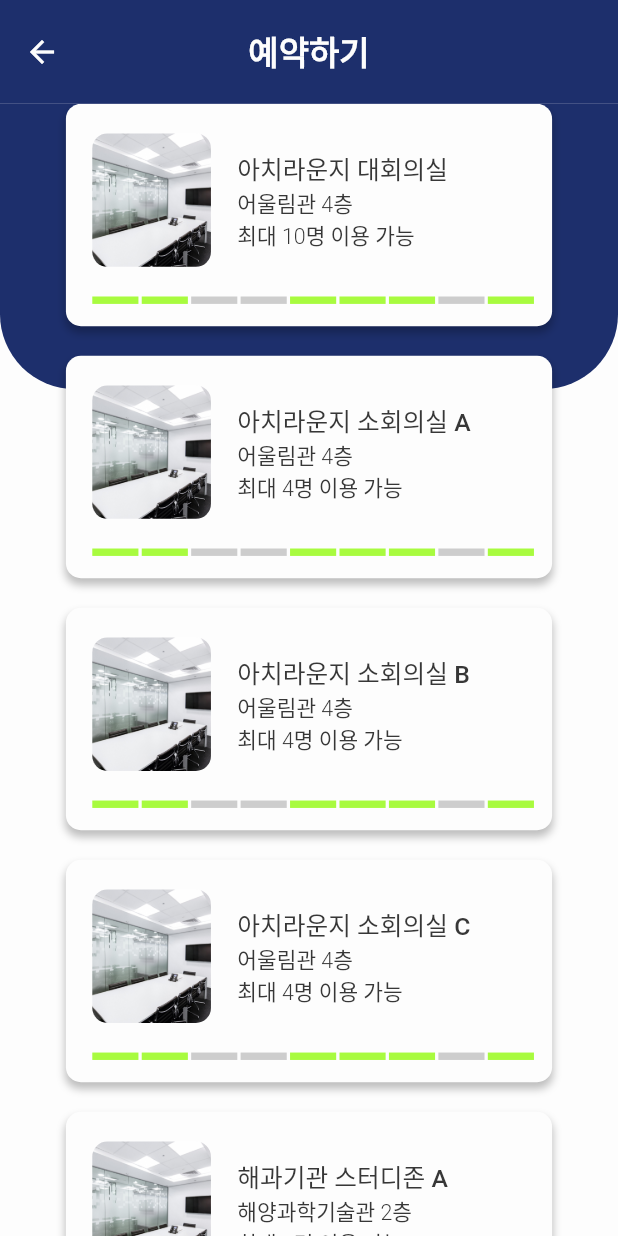
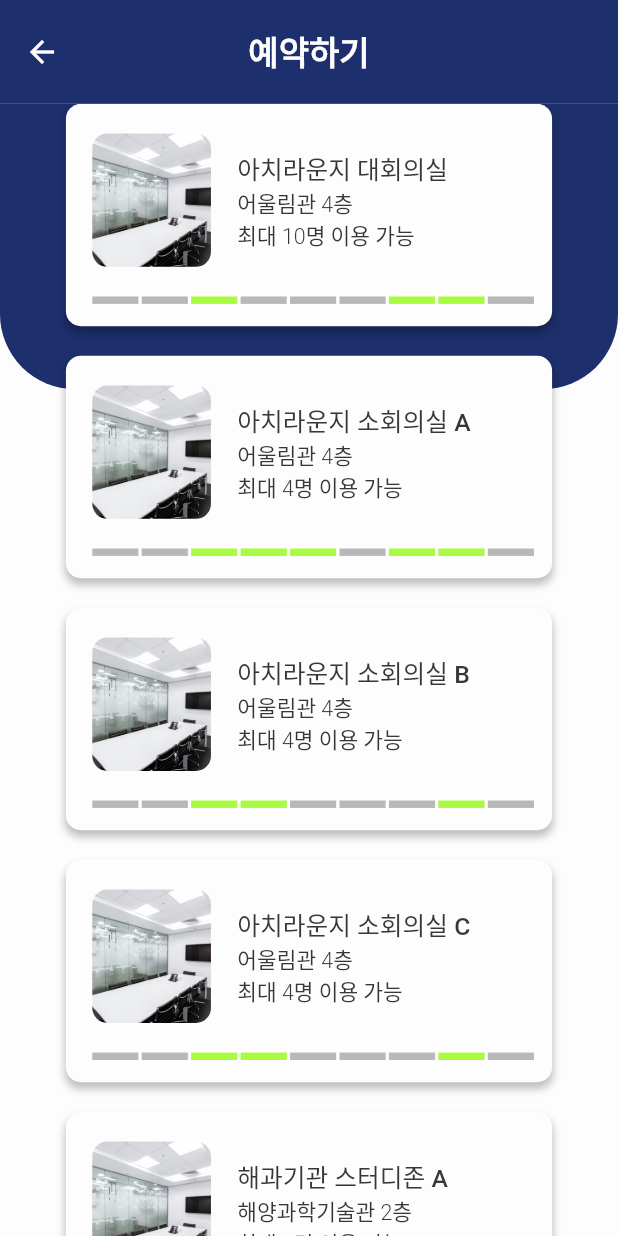
Before and after one commit to atfsong/today-my-school-final, a Flutter app: the RoomSelectPage screen opened by its route, on a phone screen of 412 x 824 dp. Run offline on Flutter 3.47's test engine with Material 2 defaults, Android fonts, the phone set to English and light mode, and no system bars; our stand-ins replace cloud_firestore, firebase_auth, firebase_core, flutter_screenutil, shared_preferences, table_calendar; accounts and stored records are empty.

Commit message:
🎨 코드 정리

```diff
--- a/lib/data/room.dart
+++ b/lib/data/room.dart
@@ -6,6 +6,7 @@ class Room {
   final int maxCapacity;
   final List? facilities;
   final String image;
+  final List<Map> isAvailable;
 
   Room({
     required this.place,
@@ -15,6 +16,7 @@ class Room {
     required this.maxCapacity,
     this.facilities,
     required this.image,
+    required this.isAvailable,
   });
 }
 
@@ -27,6 +29,17 @@ List<Room> rooms = [
     maxCapacity: 10,
     facilities: ['LED TV', 'PC', '화이트보드'],
     image: 'assets/images/sample.jpg',
+    isAvailable: [
+      {'time': '09:00-10:00', 'isReserved': true},
+      {'time': '10:00-11:00', 'isReserved': true},
+      {'time': '11:00-12:00', 'isReserved': false},
+      {'time': '12:00-13:00', 'isReserved': true},
+      {'time': '13:00-14:00', 'isReserved': true},
+      {'time': '14:00-15:00', 'isReserved': true},
+      {'time': '15:00-16:00', 'isReserved': false},
+      {'time': '16:00-17:00', 'isReserved': false},
+      {'time': '17:00-18:00', 'isReserved': true},
+    ],
   ),
   Room(
     place: '아치라운지 소회의실 A',
@@ -36,6 +49,17 @@ List<Room> rooms = [
     maxCapacity: 4,
     facilities: ['LED TV', 'PC', '화이트보드'],
     image: 'assets/images/sample.jpg',
+    isAvailable: [
+      {'time': '09:00-10:00', 'isReserved': true},
+      {'time': '10:00-11:00', 'isReserved': true},
+      {'time': '11:00-12:00', 'isReserved': false},
+      {'time': '12:00-13:00', 'isReserved': false},
+      {'time': '13:00-14:00', 'isReserved': false},
+      {'time': '14:00-15:00', 'isReserved': true},
+      {'time': '15:00-16:00', 'isReserved': false},
+      {'time': '16:00-17:00', 'isReserved': false},
+      {'time': '17:00-18:00', 'isReserved': true},
+    ],
   ),
   Room(
     place: '아치라운지 소회의실 B',
@@ -45,6 +69,17 @@ List<Room> rooms = [
     maxCapacity: 4,
     facilities: ['LED TV', 'PC', '화이트보드'],
     image: 'assets/images/sample.jpg',
+    isAvailable: [
+      {'time': '09:00-10:00', 'isReserved': true},
+      {'time': '10:00-11:00', 'isReserved': true},
+      {'time': '11:00-12:00', 'isReserved': false},
+      {'time': '12:00-13:00', 'isReserved': false},
+      {'time': '13:00-14:00', 'isReserved': true},
+      {'time': '14:00-15:00', 'isReserved': true},
+      {'time': '15:00-16:00', 'isReserved': true},
+      {'time': '16:00-17:00', 'isReserved': false},
+      {'time': '17:00-18:00', 'isReserved': true},
+    ],
   ),
   Room(
     place: '아치라운지 소회의실 C',
@@ -54,6 +89,17 @@ List<Room> rooms = [
     maxCapacity: 4,
     facilities: ['LED TV', 'PC', '화이트보드'],
     image: 'assets/images/sample.jpg',
+    isAvailable: [
+      {'time': '09:00-10:00', 'isReserved': true},
+      {'time': '10:00-11:00', 'isReserved': true},
+      {'time': '11:00-12:00', 'isReserved': false},
+      {'time': '12:00-13:00', 'isReserved': false},
+      {'time': '13:00-14:00', 'isReserved': true},
+      {'time': '14:00-15:00', 'isReserved': true},
+      {'time': '15:00-16:00', 'isReserved': true},
+      {'time': '16:00-17:00', 'isReserved': false},
+      {'time': '17:00-18:00', 'isReserved': true},
+    ],
   ),
   Room(
     place: '해과기관 스터디존 A',
@@ -62,6 +108,17 @@ List<Room> rooms = [
     maxTime: 2,
     maxCapacity: 4,
     image: 'assets/images/sample.jpg',
+    isAvailable: [
+      {'time': '09:00-10:00', 'isReserved': true},
+      {'time': '10:00-11:00', 'isReserved': true},
+      {'time': '11:00-12:00', 'isReserved': false},
+      {'time': '12:00-13:00', 'isReserved': false},
+      {'time': '13:00-14:00', 'isReserved': true},
+      {'time': '14:00-15:00', 'isReserved': true},
+      {'time': '15:00-16:00', 'isReserved': true},
+      {'time': '16:00-17:00', 'isReserved': false},
+      {'time': '17:00-18:00', 'isReserved': true},
+    ],
   ),
   Room(
     place: '해과기관 스터디존 B',
@@ -70,6 +127,17 @@ List<Room> rooms = [
     maxTime: 2,
     maxCapacity: 4,
     image: 'assets/images/sample.jpg',
+    isAvailable: [
+      {'time': '09:00-10:00', 'isReserved': true},
+      {'time': '10:00-11:00', 'isReserved': true},
+      {'time': '11:00-12:00', 'isReserved': false},
+      {'time': '12:00-13:00', 'isReserved': false},
+      {'time': '13:00-14:00', 'isReserved': true},
+      {'time': '14:00-15:00', 'isReserved': true},
+      {'time': '15:00-16:00', 'isReserved': true},
+      {'time': '16:00-17:00', 'isReserved': false},
+      {'time': '17:00-18:00', 'isReserved': true},
+    ],
   ),
   Room(
     place: '해과기관 스터디존 C',
@@ -78,6 +146,17 @@ List<Room> rooms = [
     maxTime: 2,
     maxCapacity: 4,
     image: 'assets/images/sample.jpg',
+    isAvailable: [
+      {'time': '09:00-10:00', 'isReserved': true},
+      {'time': '10:00-11:00', 'isReserved': true},
+      {'time': '11:00-12:00', 'isReserved': false},
+      {'time': '12:00-13:00', 'isReserved': false},
+      {'time': '13:00-14:00', 'isReserved': true},
+      {'time': '14:00-15:00', 'isReserved': true},
+      {'time': '15:00-16:00', 'isReserved': true},
+      {'time': '16:00-17:00', 'isReserved': false},
+      {'time': '17:00-18:00', 'isReserved': true},
+    ],
   ),
   Room(
     place: '해과기관 스터디존 D',
@@ -86,6 +165,17 @@ List<Room> rooms = [
     maxTime: 2,
     maxCapacity: 4,
     image: 'assets/images/sample.jpg',
+    isAvailable: [
+      {'time': '09:00-10:00', 'isReserved': true},
+      {'time': '10:00-11:00', 'isReserved': true},
+      {'time': '11:00-12:00', 'isReserved': false},
+      {'time': '12:00-13:00', 'isReserved': false},
+      {'time': '13:00-14:00', 'isReserved': true},
+      {'time': '14:00-15:00', 'isReserved': true},
+      {'time': '15:00-16:00', 'isReserved': true},
+      {'time': '16:00-17:00', 'isReserved': false},
+      {'time': '17:00-18:00', 'isReserved': true},
+    ],
   ),
   Room(
     place: '해과기관 스터디존 E',
@@ -94,5 +184,16 @@ List<Room> rooms = [
     maxTime: 2,
     maxCapacity: 4,
     image: 'assets/images/sample.jpg',
+    isAvailable: [
+      {'time': '09:00-10:00', 'isReserved': true},
+      {'time': '10:00-11:00', 'isReserved': true},
+      {'time': '11:00-12:00', 'isReserved': false},
+      {'time': '12:00-13:00', 'isReserved': false},
+      {'time': '13:00-14:00', 'isReserved': true},
+      {'time': '14:00-15:00', 'isReserved': true},
+      {'time': '15:00-16:00', 'isReserved': true},
+      {'time': '16:00-17:00', 'isReserved': false},
+      {'time': '17:00-18:00', 'isReserved': true},
+    ],
   ),
 ];
--- a/lib/main.dart
+++ b/lib/main.dart
@@ -6,7 +6,6 @@ import 'package:flutter_screenutil/flutter_screenutil.dart';
 import 'package:today_my_school_final/firebase_options.dart';
 import 'package:today_my_school_final/models/model_auth.dart';
 import 'package:today_my_school_final/models/model_reservation.dart';
-import 'package:today_my_school_final/models/model_user.dart';
 import 'package:today_my_school_final/pages/home.dart';
 import 'package:today_my_school_final/pages/login.dart';
 import 'package:today_my_school_final/pages/password_reset.dart';
@@ -36,7 +35,6 @@ class MyApp extends StatelessWidget {
     return MultiProvider(
       providers: [
         ChangeNotifierProvider(create: (_) => AuthModel()),
-        ChangeNotifierProvider(create: (_) => UserModel()),
         ChangeNotifierProvider(create: (_) => ReservationModel()),
       ],
       child: ScreenUtilInit(
--- a/lib/pages/profile_editor.dart
+++ b/lib/pages/profile_editor.dart
@@ -258,7 +258,7 @@ class PasswordInput extends StatelessWidget {
               isDense: true,
               contentPadding: const EdgeInsets.fromLTRB(12, 12, 12, 12),
               filled: true,
-              fillColor: ColorPalette.lightGrey.withOpacity(0.2),
+              fillColor: ColorPalette.grey.withOpacity(0.15),
               disabledBorder: const OutlineInputBorder(
                 borderRadius: BorderRadius.all(Radius.circular(5)),
                 borderSide: BorderSide(
@@ -304,7 +304,7 @@ class PasswordConfirmInput extends StatelessWidget {
               isDense: true,
               contentPadding: const EdgeInsets.fromLTRB(12, 12, 12, 12),
               filled: true,
-              fillColor: ColorPalette.lightGrey.withOpacity(0.2),
+              fillColor: ColorPalette.grey.withOpacity(0.15),
               disabledBorder: const OutlineInputBorder(
                 borderRadius: BorderRadius.all(Radius.circular(5)),
                 borderSide: BorderSide(
--- a/lib/pages/room_select.dart
+++ b/lib/pages/room_select.dart
@@ -56,17 +56,7 @@ class _RoomSelectPageState extends State<RoomSelectPage> {
                       location: rooms[index].location,
                       maxCapacity: rooms[index].maxCapacity,
                       image: rooms[index].image,
-                      isAvailable: const [
-                        true,
-                        true,
-                        false,
-                        false,
-                        true,
-                        true,
-                        true,
-                        false,
-                        true
-                      ],
+                      isAvailable: rooms[index].isAvailable,
                       index: index,
                     );
                   },
@@ -85,7 +75,7 @@ class ReservationStatusCard extends StatefulWidget {
   final String location;
   final int maxCapacity;
   final String image;
-  List<bool> isAvailable;
+  List isAvailable;
   final int index;
 
   ReservationStatusCard({
@@ -174,12 +164,12 @@ class _ReservationStatusCardState extends State<ReservationStatusCard> {
                 },
                 itemCount: widget.isAvailable.length,
                 itemBuilder: (context, index) {
-                  if (widget.isAvailable[index]) {
+                  if (widget.isAvailable[index]['isReserved']) {
                     return Container(
                       width: 28.w,
                       height: 4.h,
-                      decoration: const BoxDecoration(
-                        color: ColorPalette.green,
+                      decoration: BoxDecoration(
+                        color: ColorPalette.grey.withOpacity(0.7),
                       ),
                     );
                   }
@@ -187,7 +177,7 @@ class _ReservationStatusCardState extends State<ReservationStatusCard> {
                     width: 28.w,
                     height: 4.h,
                     decoration: const BoxDecoration(
-                      color: ColorPalette.lightGrey,
+                      color: ColorPalette.green,
                     ),
                   );
                 },
--- a/lib/pages/splash.dart
+++ b/lib/pages/splash.dart
@@ -62,7 +62,7 @@ class _SplashPageState extends State<SplashPage> {
     return const Scaffold(
       appBar: null,
       body: Center(
-        child: Text('Today My School'),
+        child: Text('한국해양대학교 시설물 예약 시스템'),
       ),
     );
   }
--- a/lib/style.dart
+++ b/lib/style.dart
@@ -19,6 +19,11 @@ class TextStyleSet {
   );
   static final light15 = TextStyle(
     fontSize: 15.sp,
+    fontWeight: FontWeight.w300,
+    color: ColorPalette.black,
+  );
+  static final light18 = TextStyle(
+    fontSize: 18.sp,
     fontWeight: FontWeight.w300,
     color: ColorPalette.black,
   );
@@ -92,7 +97,6 @@ class TextStyleSet {
 class ColorPalette {
   static const black = Color(0xFF373737);
   static const grey = Color(0xFF9B9B9B);
-  static const lightGrey = Color(0xFFCDCDCD);
   static const white = Color(0xFFFDFDFD);
   static const blue = Color(0xFF1D2F6C);
   static const red = Color(0xFFC10000);
```
